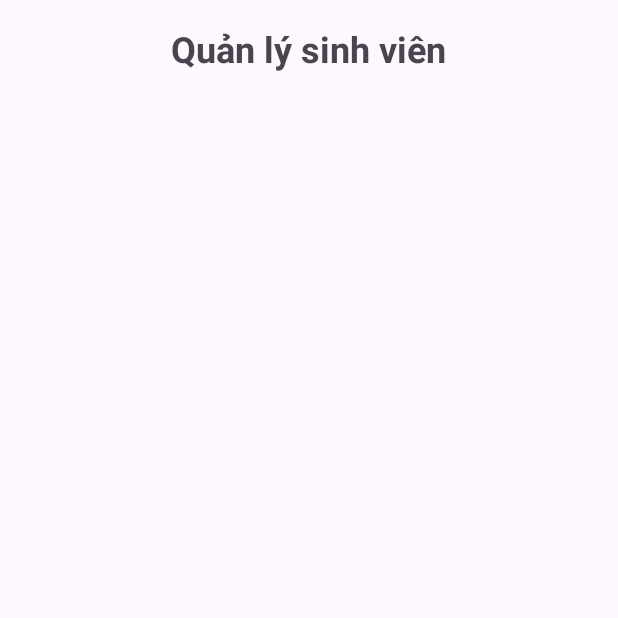
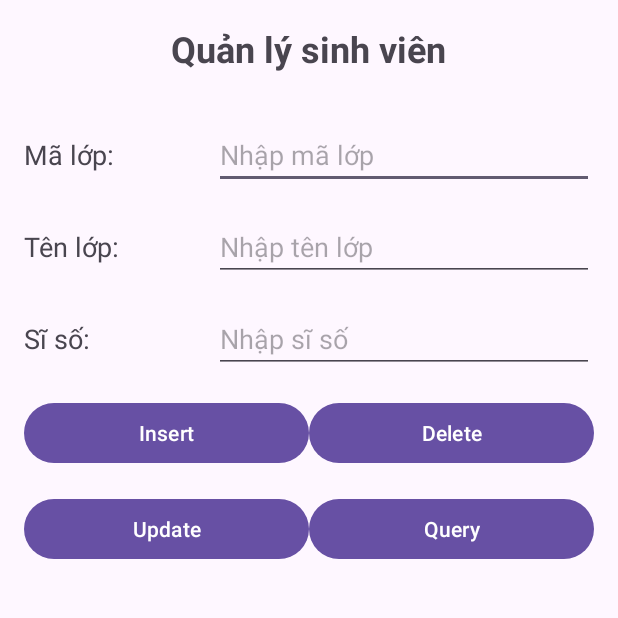
Before and after one commit to nxd019/App-Student-management, an Android app: the screen it shows after launch (MainActivity), on a phone screen of 412 x 824 dp, the top half of it. Run offline under Robolectric (Android 15) with nearby library versions, the phone set to English and light mode, and no system bars.

Commit message:
done_layout

```diff
--- a/app/src/main/res/layout/activity_main.xml
+++ b/app/src/main/res/layout/activity_main.xml
@@ -24,6 +24,115 @@
             android:textStyle="bold"
             android:paddingBottom="16dp"/>
 
+        <LinearLayout
+            android:layout_width="match_parent"
+            android:layout_height="wrap_content"
+            android:orientation="horizontal"
+            android:paddingTop="16dp">
+
+            <TextView
+                android:id="@+id/classCodeLabel"
+                android:layout_width="0dp"
+                android:layout_height="wrap_content"
+                android:layout_weight="1"
+                android:text="Mã lớp:"
+                android:textSize="18sp"/>
+            <EditText
+                android:id="@+id/classCodeInput"
+                android:layout_width="0dp"
+                android:layout_height="wrap_content"
+                android:layout_weight="2"
+                android:hint="Nhập mã lớp"
+                android:inputType="text"/>
+        </LinearLayout>
+
+        <LinearLayout
+            android:layout_width="match_parent"
+            android:layout_height="wrap_content"
+            android:orientation="horizontal"
+            android:paddingTop="16dp">
+
+            <TextView
+                android:id="@+id/classNameLabel"
+                android:layout_width="0dp"
+                android:layout_height="wrap_content"
+                android:layout_weight="1"
+                android:text="Tên lớp:"
+                android:textSize="18sp"/>
+            <EditText
+                android:id="@+id/classNameInput"
+                android:layout_width="0dp"
+                android:layout_height="wrap_content"
+                android:layout_weight="2"
+                android:hint="Nhập tên lớp"
+                android:inputType="text"/>
+        </LinearLayout>
+
+        <LinearLayout
+            android:layout_width="match_parent"
+            android:layout_height="wrap_content"
+            android:orientation="horizontal"
+            android:paddingTop="16dp">
+
+            <TextView
+                android:id="@+id/classSizeLabel"
+                android:layout_width="0dp"
+                android:layout_height="wrap_content"
+                android:layout_weight="1"
+                android:text="Sĩ số:"
+                android:textSize="18sp"/>
+            <EditText
+                android:id="@+id/classSizeInput"
+                android:layout_width="0dp"
+                android:layout_height="wrap_content"
+                android:layout_weight="2"
+                android:hint="Nhập sĩ số"
+                android:inputType="number"/>
+        </LinearLayout>
+
+        <LinearLayout
+            android:layout_width="match_parent"
+            android:layout_height="wrap_content"
+            android:orientation="horizontal"
+            android:paddingTop="16dp">
+
+            <Button
+                android:id="@+id/insertButton"
+                android:layout_width="0dp"
+                android:layout_height="wrap_content"
+                android:layout_weight="1"
+                android:text="Insert"/>
+
+            <Button
+                android:id="@+id/deleteButton"
+                android:layout_width="0dp"
+                android:layout_height="wrap_content"
+                android:layout_weight="1"
+                android:text="Delete"/>
+        </LinearLayout>
+        <LinearLayout
+            android:layout_width="match_parent"
+            android:layout_height="wrap_content"
+            android:orientation="horizontal"
+            android:paddingTop="16dp">
+
+            <Button
+                android:id="@+id/updateButton"
+                android:layout_width="0dp"
+                android:layout_height="wrap_content"
+                android:layout_weight="1"
+                android:text="Update"/>
+
+            <Button
+                android:id="@+id/queryButton"
+                android:layout_width="0dp"
+                android:layout_height="wrap_content"
+                android:layout_weight="1"
+                android:text="Query"/>
+        </LinearLayout>
+
+
+
 
 
 
```
